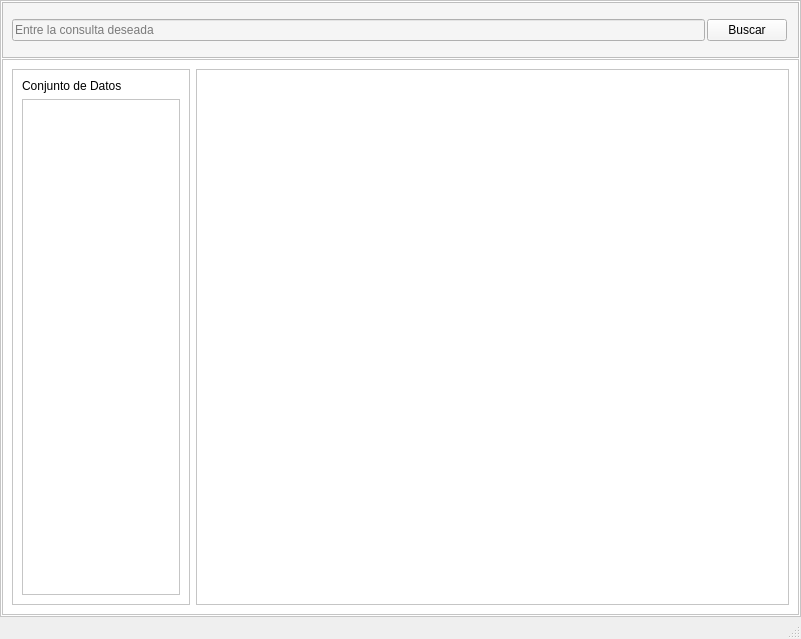
This is Code/visual/window.ui in LauTB/Information-Recovery-ML as Qt 5 draws it before an edit. The edited form follows.
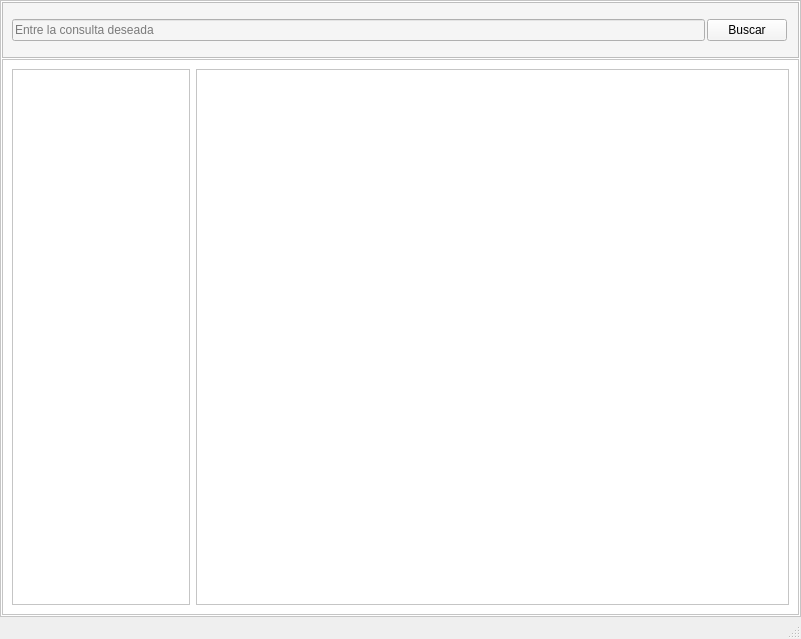
This is the edited form.

```diff
--- a/Code/visual/window.ui
+++ b/Code/visual/window.ui
@@ -127,32 +127,6 @@
             <property name="frameShadow">
              <enum>QFrame::Raised</enum>
             </property>
-            <layout class="QVBoxLayout" name="verticalLayout_6">
-             <item>
-              <widget class="QLabel" name="label_7">
-               <property name="text">
-                <string>Conjunto de Datos</string>
-               </property>
-              </widget>
-             </item>
-             <item>
-              <widget class="QScrollArea" name="scrollArea_3">
-               <property name="widgetResizable">
-                <bool>true</bool>
-               </property>
-               <widget class="QWidget" name="scrollAreaWidgetContents_3">
-                <property name="geometry">
-                 <rect>
-                  <x>0</x>
-                  <y>0</y>
-                  <width>151</width>
-                  <height>481</height>
-                 </rect>
-                </property>
-               </widget>
-              </widget>
-             </item>
-            </layout>
            </widget>
           </item>
           <item>
```
Left out of the diff: 8 changed lines with no effect on the pictures.
